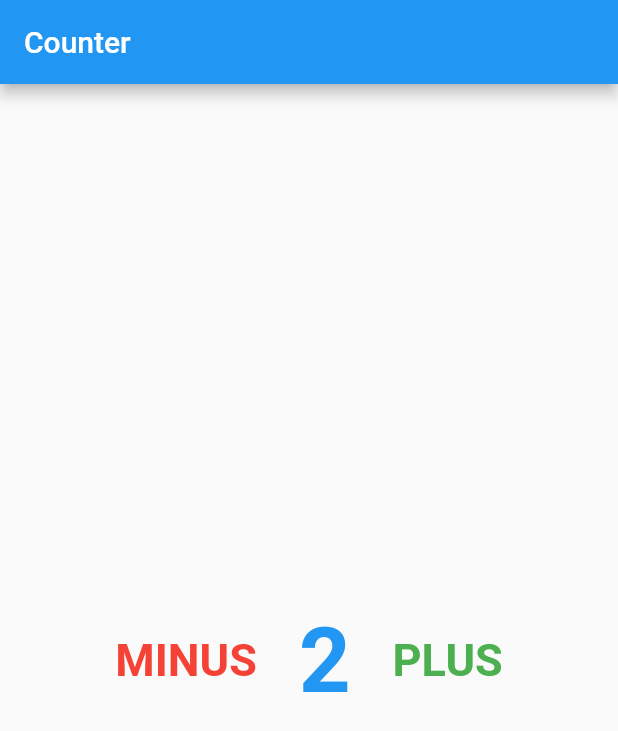
After one commit to WaelLatif/flutter_udemy, a Flutter app: the screen it shows after launch, on a phone screen of 412 x 824 dp. The commit adds this screen. Shown: the top 731 px of the screen. Run offline on Flutter 3.47's test engine with Material 2 defaults, Android fonts, the phone set to English and light mode, and no system bars.

Commit message:
counter Screen

```diff
--- /dev/null
+++ b/lib/counter_screen.dart
@@ -0,0 +1,76 @@
+// ignore_for_file: use_key_in_widget_constructors, prefer_const_constructors
+
+import 'package:flutter/material.dart';
+
+class CounterScreen extends StatefulWidget {
+  @override
+  State<CounterScreen> createState() => _CounterScreenState();
+}
+
+class _CounterScreenState extends State<CounterScreen> {
+  int counter = 2;
+
+  @override
+  void initState() {
+    super.initState();
+  }
+
+  @override
+  Widget build(BuildContext context) {
+    return Scaffold(
+      appBar: AppBar(
+        title: Text('Counter'),
+      ),
+      body: Center(
+        child: Row(
+          mainAxisAlignment: MainAxisAlignment.center,
+          children: [
+            TextButton(
+              onPressed: () {
+                setState(() {
+                  counter--;
+                  print(counter);
+                });
+              },
+              child: Text(
+                'MINUS',
+                style: TextStyle(
+                  color: Colors.red,
+                  fontWeight: FontWeight.bold,
+                  fontSize: 30.0,
+                ),
+              ),
+            ),
+            Padding(
+              padding: const EdgeInsets.symmetric(horizontal: 20.0),
+              child: Text(
+                '$counter',
+                style: TextStyle(
+                  fontSize: 60.0,
+                  fontWeight: FontWeight.bold,
+                  color: Colors.blue,
+                ),
+              ),
+            ),
+            TextButton(
+              onPressed: () {
+                setState(() {
+                  counter++;
+                  print(counter);
+                });
+              },
+              child: Text(
+                'PLUS',
+                style: TextStyle(
+                  color: Colors.green,
+                  fontWeight: FontWeight.bold,
+                  fontSize: 30.0,
+                ),
+              ),
+            ),
+          ],
+        ),
+      ),
+    );
+  }
+}
--- a/lib/main.dart
+++ b/lib/main.dart
@@ -1,4 +1,5 @@
 import 'package:flutter/material.dart';
+import 'package:flutter_udemy/counter_screen.dart';
 import 'package:flutter_udemy/home_screen.dart';
 import 'package:flutter_udemy/login_Screen.dart';
 import 'package:flutter_udemy/messenger_screen.dart';
@@ -16,7 +17,7 @@ class MyApp extends StatelessWidget {
   Widget build(BuildContext context) {
     return  MaterialApp(
       debugShowCheckedModeBanner: false,
-      home: UsersScreen(),
+      home: CounterScreen(),
     );
   }
 }
```
Also changed, not shown: lib/users_screen.dart (+60 -0 lines).
